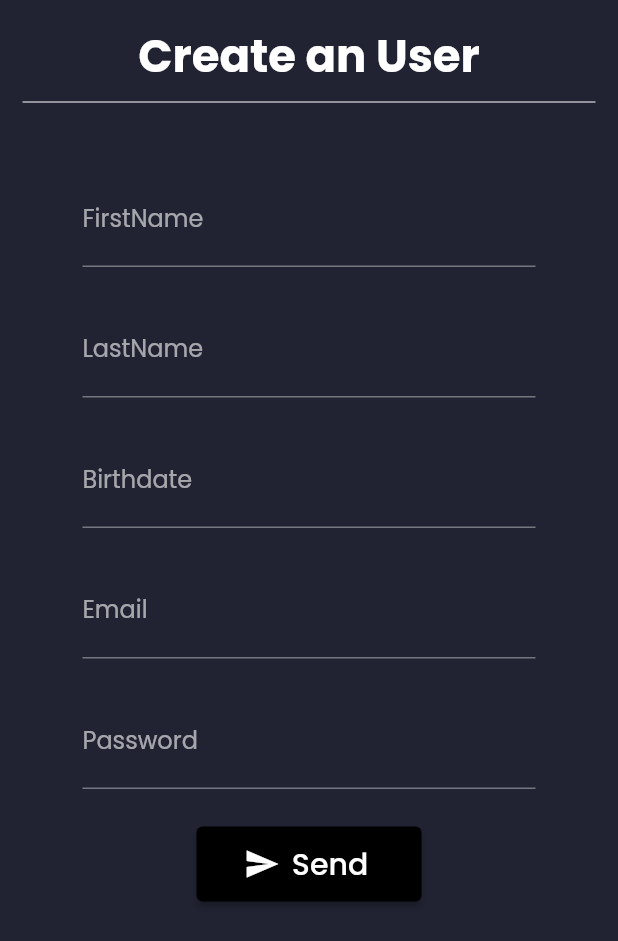
After one commit to TeamTron2021/gigandjob-web, a Flutter app: the CreateUserScreen screen opened directly, on a phone screen of 412 x 824 dp. The commit adds this screen. Shown: the top 941 px of the screen. Run offline on Flutter 3.47's test engine with Material 2 defaults, Android fonts, the phone set to English and light mode, and no system bars; our stand-ins replace bloc, easy_sidemenu, equatable, flutter_bloc, google_fonts, google_maps_flutter and 1 more; missing offline and left inert: clippy_flutter, dart:html, google_maps; accounts and stored records are empty.

Commit message:
create user screen

```diff
--- /dev/null
+++ b/lib/create-user/create_user_form.dart
@@ -0,0 +1,69 @@
+import 'package:flutter/material.dart';
+
+class CreateUserForm extends StatelessWidget {
+  const CreateUserForm({Key? key}) : super(key: key);
+
+  @override
+  Widget build(BuildContext context) {
+    return Form(
+      child: Padding(
+        padding: const EdgeInsets.all(40),
+        child: Column(
+          children: <Widget>[
+            Center(
+              child: TextFormField(
+                decoration: const InputDecoration(labelText: 'FirstName'),
+              ),
+            ),
+            const SizedBox(
+              height: 25,
+            ),
+            Center(
+              child: TextFormField(
+                decoration: const InputDecoration(labelText: 'LastName'),
+              ),
+            ),
+            const SizedBox(
+              height: 25,
+            ),
+            Center(
+              child: TextFormField(
+                decoration: const InputDecoration(labelText: 'Birthdate'),
+              ),
+            ),
+            const SizedBox(
+              height: 25,
+            ),
+            Center(
+              child: TextFormField(
+                decoration: const InputDecoration(labelText: 'Email'),
+              ),
+            ),
+            const SizedBox(
+              height: 25,
+            ),
+            Center(
+              child: TextFormField(
+                decoration: const InputDecoration(labelText: 'Password'),
+              ),
+            ),
+            const SizedBox(
+              height: 25,
+            ),
+            ElevatedButton.icon(
+              label: const Text(
+                'Send',
+                style: TextStyle(fontSize: 20),
+              ),
+              icon: const Icon(Icons.send),
+              onPressed: () {},
+              style: ElevatedButton.styleFrom(
+                  primary: Theme.of(context).primaryColorDark,
+                  fixedSize: Size(150, 50)),
+            ),
+          ],
+        ),
+      ),
+    );
+  }
+}
--- /dev/null
+++ b/lib/create-user/create_user_screen.dart
@@ -0,0 +1,35 @@
+import 'package:flutter/material.dart';
+import 'package:gigandjob_web/create-user/create_user_form.dart';
+
+class CreateUserScreen extends StatelessWidget {
+  const CreateUserScreen({Key? key}) : super(key: key);
+
+  @override
+  Widget build(BuildContext context) {
+    return Scaffold(
+      body: SingleChildScrollView(
+        child: Padding(
+          padding: const EdgeInsets.all(15),
+          child: Column(
+            crossAxisAlignment: CrossAxisAlignment.center,
+            children: <Widget>[
+              const Center(
+                  child: Text(
+                'Create an User',
+                style: TextStyle(
+                  fontSize: 30,
+                  fontWeight: FontWeight.bold,
+                ),
+                textAlign: TextAlign.center,
+              )),
+              const Divider(
+                color: Colors.white,
+              ),
+              CreateUserForm(),
+            ],
+          ),
+        ),
+      ),
+    );
+  }
+}
--- a/lib/dashboard/dashboard_view.dart
+++ b/lib/dashboard/dashboard_view.dart
@@ -3,6 +3,7 @@ import 'package:flutter/material.dart';
 import 'package:flutter_bloc/flutter_bloc.dart';
 import 'package:gigandjob_web/create-employeer/create_employeer_screen.dart';
 import 'package:gigandjob_web/create-job-offer/presentation/create_job_offer_screen.dart';
+import 'package:gigandjob_web/create-user/create_user_screen.dart';
 import 'package:gigandjob_web/login/auth_bloc/auth_bloc.dart';
 import 'package:gigandjob_web/login/auth_bloc/auth_events.dart';
 
@@ -37,7 +38,6 @@ import 'package:gigandjob_web/login/auth_bloc/auth_events.dart';
 //   }
 // }
 
-
 class Dashboard extends StatefulWidget {
   Dashboard({Key? key, required this.title}) : super(key: key);
 
@@ -66,32 +66,36 @@ class _MyHomePageState extends State<Dashboard> {
               selectedIconColor: Colors.black87,
               unselectedIconColor: Colors.white,
               unselectedTitleTextStyle: const TextStyle(color: Colors.white),
-             // unselectedTitleTextStyle: Colors.white70,
+              // unselectedTitleTextStyle: Colors.white70,
               // backgroundColor: Colors.amber,
               // openSideMenuWidth: 200
             ),
             title: Column(
               children: [
                 ConstrainedBox(
-                  constraints: const BoxConstraints(
-                    maxHeight: 150,
-                    maxWidth: 150,
-                  ),
-                  child: const Text('Git and Job\n   Backoffice', style: TextStyle(fontSize: 24),)
-                ),
+                    constraints: const BoxConstraints(
+                      maxHeight: 150,
+                      maxWidth: 150,
+                    ),
+                    child: const Text(
+                      'Git and Job\n   Backoffice',
+                      style: TextStyle(fontSize: 24),
+                    )),
                 const Divider(
                   indent: 8.0,
                   endIndent: 8.0,
                 ),
               ],
             ),
-            footer:  Padding(
+            footer: Padding(
               padding: const EdgeInsets.all(0.0),
               child: SideMenuItem(
-                priority: 7,
+                priority: 8,
                 title: 'Exit',
-                onTap: () async {BlocProvider.of<AuthenticationBloc>(context)
-                    .add(AdminLoggedOut());},
+                onTap: () async {
+                  BlocProvider.of<AuthenticationBloc>(context)
+                      .add(AdminLoggedOut());
+                },
                 icon: Icons.exit_to_app,
               ),
             ),
@@ -99,9 +103,7 @@ class _MyHomePageState extends State<Dashboard> {
               SideMenuItem(
                 priority: 0,
                 title: 'Dashboard',
-                onTap: () {
-
-                },
+                onTap: () {},
                 icon: Icons.home,
               ),
               SideMenuItem(
@@ -152,6 +154,14 @@ class _MyHomePageState extends State<Dashboard> {
                 },
                 icon: Icons.supervised_user_circle,
               ),
+              SideMenuItem(
+                priority: 7,
+                title: 'Create a User',
+                onTap: () {
+                  page.jumpToPage(7);
+                },
+                icon: Icons.person_add,
+              ),
             ],
           ),
           Expanded(
@@ -196,8 +206,8 @@ class _MyHomePageState extends State<Dashboard> {
                 ),
                 Container(
                   color: Colors.black54,
-                  child:const Center(
-                    child:  Text(
+                  child: const Center(
+                    child: Text(
                       'Page\n   5',
                       style: TextStyle(fontSize: 35),
                     ),
@@ -211,6 +221,10 @@ class _MyHomePageState extends State<Dashboard> {
                   color: Colors.black54,
                   child: const CreateEmployerScreen(),
                 ),
+                Container(
+                  color: Colors.black54,
+                  child: const CreateUserScreen(),
+                ),
               ],
             ),
           ),
```
